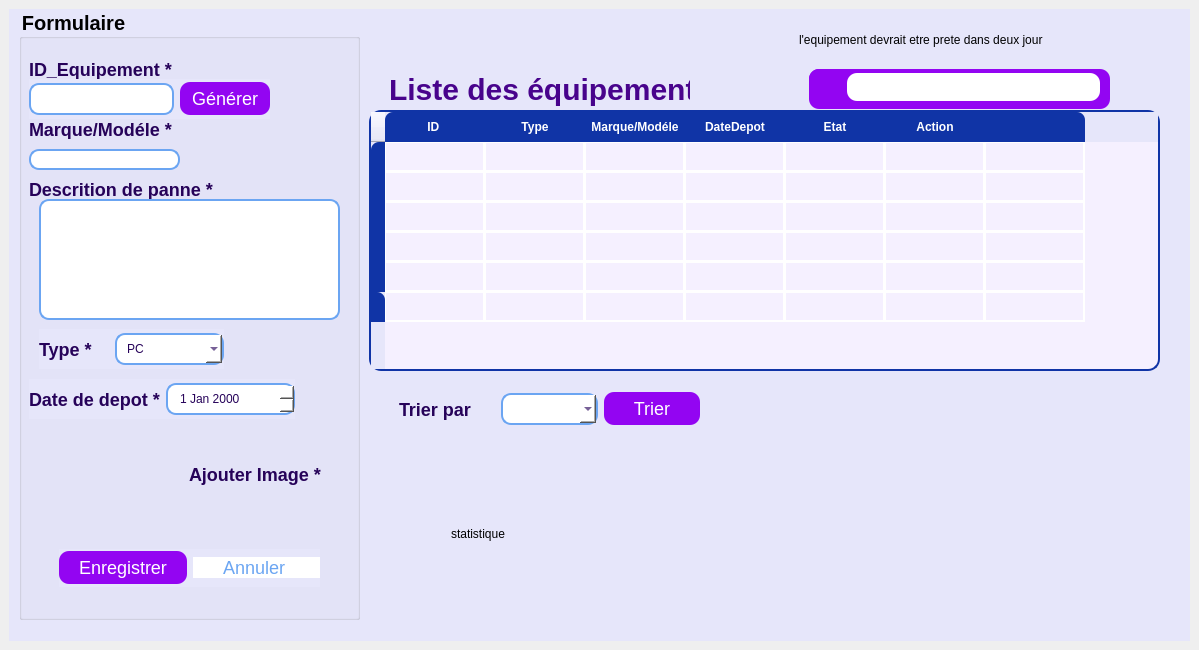
The window that mainwindow.ui (2A31ProjetCpp2526/2a31-create-teams-smart-electronic-repair-shop) describes before a commit, drawn with Qt 5.
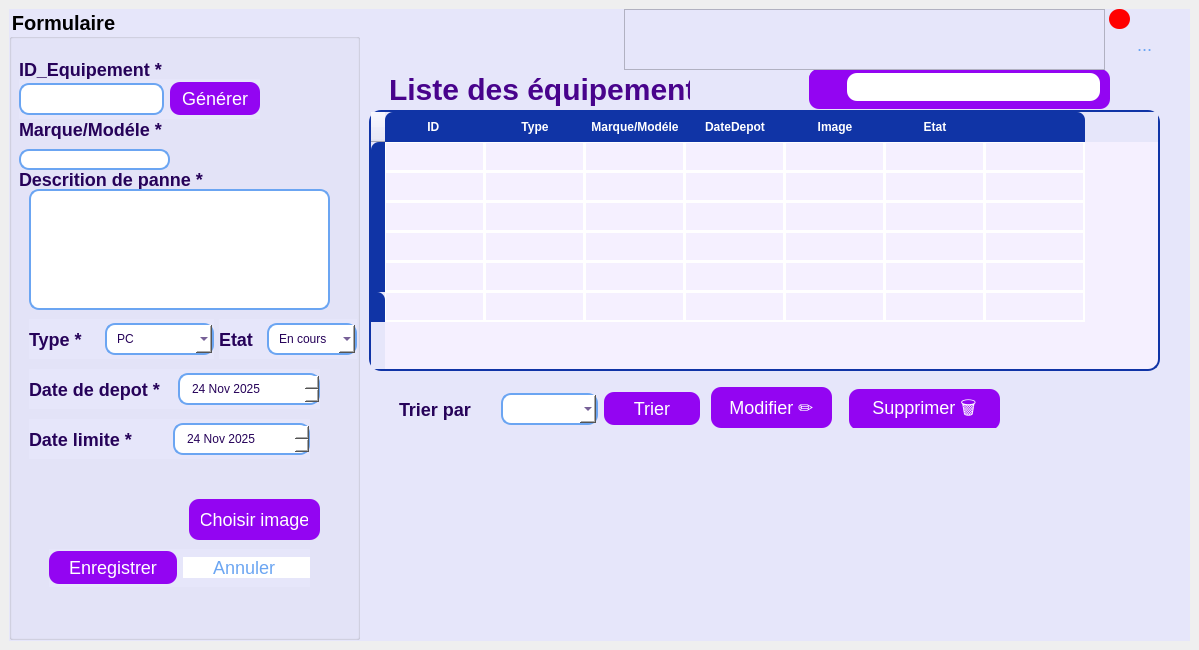
The same window after the commit. Icons and pictures are not drawn.

Commit message: ajouter metiers

What changed in the file:
```diff
--- a/mainwindow.ui
+++ b/mainwindow.ui
@@ -23,10 +23,10 @@
       <widget class="QGroupBox" name="groupBox">
        <property name="geometry">
         <rect>
-         <x>10</x>
+         <x>0</x>
          <y>0</y>
-         <width>341</width>
-         <height>611</height>
+         <width>351</width>
+         <height>631</height>
         </rect>
        </property>
        <property name="font">
@@ -114,7 +114,7 @@
         <property name="geometry">
          <rect>
           <x>10</x>
-          <y>170</y>
+          <y>160</y>
           <width>191</width>
           <height>20</height>
          </rect>
@@ -126,13 +126,13 @@
          <string>Descrition de panne *</string>
         </property>
        </widget>
-       <widget class="QLabel" name="label_6">
+       <widget class="QLabel" name="label_image">
         <property name="geometry">
          <rect>
-          <x>12</x>
-          <y>419</y>
+          <x>10</x>
+          <y>460</y>
           <width>171</width>
-          <height>101</height>
+          <height>71</height>
          </rect>
         </property>
         <property name="styleSheet">
@@ -141,28 +141,15 @@
         <property name="text">
          <string/>
         </property>
-       </widget>
-       <widget class="QLabel" name="label_7">
-        <property name="geometry">
-         <rect>
-          <x>170</x>
-          <y>450</y>
-          <width>141</width>
-          <height>31</height>
-         </rect>
+        <property name="scaledContents">
+         <bool>true</bool>
         </property>
-        <property name="styleSheet">
-         <string notr="true">QLabel {background-color: transparent; color: #260259; /* Texte sombre lisible */ font-size: 18px; font-weight: bold; }</string>
-        </property>
-        <property name="text">
-         <string>Ajouter Image *</string>
-        </property>
        </widget>
        <widget class="QTextEdit" name="textEdit">
         <property name="geometry">
          <rect>
           <x>20</x>
-          <y>190</y>
+          <y>180</y>
           <width>301</width>
           <height>121</height>
          </rect>
@@ -220,7 +207,7 @@
         <property name="geometry">
          <rect>
           <x>20</x>
-          <y>320</y>
+          <y>310</y>
           <width>185</width>
           <height>40</height>
          </rect>
@@ -266,9 +253,9 @@
        <widget class="QWidget" name="layoutWidget">
         <property name="geometry">
          <rect>
-          <x>10</x>
-          <y>370</y>
-          <width>266</width>
+          <x>20</x>
+          <y>360</y>
+          <width>291</width>
           <height>40</height>
          </rect>
         </property>
@@ -284,10 +271,26 @@
           </widget>
          </item>
          <item>
-          <widget class="QDateEdit" name="dateEdit">
+          <widget class="QDateEdit" name="date_depot">
+           <property name="enabled">
+            <bool>true</bool>
+           </property>
            <property name="styleSheet">
             <string notr="true"> QDateEdit { background: #FFFFFF; border: 2px solid #6BA5F2; border-radius: 10px; padding: 6px 10px; color: #260259; }  QDateEdit:focus { border: 2px solid #9305F2; background: #F3E9FF; }</string>
            </property>
+           <property name="readOnly">
+            <bool>false</bool>
+           </property>
+           <property name="calendarPopup">
+            <bool>false</bool>
+           </property>
+           <property name="date">
+            <date>
+             <year>2025</year>
+             <month>11</month>
+             <day>24</day>
+            </date>
+           </property>
           </widget>
          </item>
         </layout>
@@ -361,6 +364,131 @@
          </item>
         </layout>
        </widget>
+       <widget class="QPushButton" name="btn_image">
+        <property name="geometry">
+         <rect>
+          <x>180</x>
+          <y>490</y>
+          <width>131</width>
+          <height>41</height>
+         </rect>
+        </property>
+        <property name="styleSheet">
+         <string notr="true">QPushButton {
+    background-color: #9305F2;
+    color: white;
+    border: none;
+    border-radius: 10px;
+    padding: 6px 12px;
+    font-size: 18px;
+}</string>
+        </property>
+        <property name="text">
+         <string>Choisir image</string>
+        </property>
+       </widget>
+       <widget class="QLineEdit" name="le_image">
+        <property name="enabled">
+         <bool>false</bool>
+        </property>
+        <property name="geometry">
+         <rect>
+          <x>180</x>
+          <y>500</y>
+          <width>0</width>
+          <height>0</height>
+         </rect>
+        </property>
+       </widget>
+       <widget class="QWidget" name="layoutWidget">
+        <property name="geometry">
+         <rect>
+          <x>210</x>
+          <y>310</y>
+          <width>138</width>
+          <height>40</height>
+         </rect>
+        </property>
+        <layout class="QHBoxLayout" name="horizontalLayout_8">
+         <item>
+          <widget class="QLabel" name="label_7">
+           <property name="styleSheet">
+            <string notr="true">QLabel {background-color: transparent; color: #260259; /* Texte sombre lisible */ font-size: 18px; font-weight: bold; }</string>
+           </property>
+           <property name="text">
+            <string>Etat</string>
+           </property>
+          </widget>
+         </item>
+         <item>
+          <widget class="QComboBox" name="cb_etat">
+           <property name="styleSheet">
+            <string notr="true"> QComboBox { background: #FFFFFF; border: 2px solid #6BA5F2; border-radius: 10px; padding: 6px 10px; color: #260259; } QComboBox:focus { border: 2px solid #9305F2; background: #F3E9FF; }</string>
+           </property>
+           <item>
+            <property name="text">
+             <string>En cours</string>
+            </property>
+           </item>
+           <item>
+            <property name="text">
+             <string>Repare</string>
+            </property>
+           </item>
+           <item>
+            <property name="text">
+             <string>Livré</string>
+            </property>
+           </item>
+          </widget>
+         </item>
+        </layout>
+       </widget>
+       <widget class="QWidget" name="layoutWidget_2">
+        <property name="geometry">
+         <rect>
+          <x>20</x>
+          <y>410</y>
+          <width>281</width>
+          <height>40</height>
+         </rect>
+        </property>
+        <layout class="QHBoxLayout" name="horizontalLayout_10">
+         <item>
+          <widget class="QLabel" name="label_6">
+           <property name="styleSheet">
+            <string notr="true">QLabel {background-color: transparent; color: #260259; /* Texte sombre lisible */ font-size: 18px; font-weight: bold; }</string>
+           </property>
+           <property name="text">
+            <string>Date limite *</string>
+           </property>
+          </widget>
+         </item>
+         <item>
+          <widget class="QDateEdit" name="date_limite">
+           <property name="enabled">
+            <bool>true</bool>
+           </property>
+           <property name="styleSheet">
+            <string notr="true"> QDateEdit { background: #FFFFFF; border: 2px solid #6BA5F2; border-radius: 10px; padding: 6px 10px; color: #260259; }  QDateEdit:focus { border: 2px solid #9305F2; background: #F3E9FF; }</string>
+           </property>
+           <property name="readOnly">
+            <bool>false</bool>
+           </property>
+           <property name="calendarPopup">
+            <bool>false</bool>
+           </property>
+           <property name="date">
+            <date>
+             <year>2025</year>
+             <month>11</month>
+             <day>24</day>
+            </date>
+           </property>
+          </widget>
+         </item>
+        </layout>
+       </widget>
       </widget>
       <widget class="QLabel" name="label_8">
        <property name="geometry">
@@ -472,16 +600,16 @@
          <string>DateDepot</string>
         </property>
        </column>
+       <column>
+        <property name="text">
+         <string>Image</string>
+        </property>
+       </column>
        <column>
         <property name="text">
          <string>Etat</string>
         </property>
        </column>
-       <column>
-        <property name="text">
-         <string>Action</string>
-        </property>
-       </column>
        <column>
         <property name="text">
          <string/>
@@ -501,15 +629,6 @@
          </brush>
         </property>
        </item>
-       <item row="0" column="5">
-        <property name="text">
-         <string/>
-        </property>
-        <property name="icon">
-         <iconset>
-          <normaloff>C:/Users/DELL/Desktop/9443577.png</normaloff>C:/Users/DELL/Desktop/9443577.png</iconset>
-        </property>
-       </item>
        <item row="0" column="6">
         <property name="text">
          <string/>
@@ -562,32 +681,6 @@
         </size>
        </property>
       </widget>
-      <widget class="QLabel" name="label_10">
-       <property name="geometry">
-        <rect>
-         <x>442</x>
-         <y>449</y>
-         <width>691</width>
-         <height>151</height>
-        </rect>
-       </property>
-       <property name="text">
-        <string>statistique</string>
-       </property>
-      </widget>
-      <widget class="QLabel" name="label_12">
-       <property name="geometry">
-        <rect>
-         <x>790</x>
-         <y>10</y>
-         <width>371</width>
-         <height>41</height>
-        </rect>
-       </property>
-       <property name="text">
-        <string>l'equipement devrait etre prete dans deux jour </string>
-       </property>
-      </widget>
       <widget class="QWidget" name="widget_2" native="true">
        <property name="geometry">
         <rect>
@@ -652,39 +745,6 @@
         </layout>
        </widget>
       </widget>
-      <widget class="QPushButton" name="pushButton">
-       <property name="geometry">
-        <rect>
-         <x>1092</x>
-         <y>8</y>
-         <width>71</width>
-         <height>41</height>
-        </rect>
-       </property>
-       <property name="styleSheet">
-        <string notr="true">QPushButton {
-    background-color: transparent;
-    color: #6BA5F2;
-    border: 0px solid #6BA5F2;
-    border-radius: 0px;
-    padding: 0px 0px;
-    font-size: 18px;
-}</string>
-       </property>
-       <property name="text">
-        <string/>
-       </property>
-       <property name="icon">
-        <iconset>
-         <normaloff>../downloads/png-transparent-bell-notification-communication-information-icon-thumbnail-removebg-preview.png</normaloff>../downloads/png-transparent-bell-notification-communication-information-icon-thumbnail-removebg-preview.png</iconset>
-       </property>
-       <property name="iconSize">
-        <size>
-         <width>40</width>
-         <height>40</height>
-        </size>
-       </property>
-      </widget>
       <widget class="QWidget" name="layoutWidget">
        <property name="geometry">
         <rect>
@@ -755,6 +815,152 @@
         </item>
        </layout>
       </widget>
+      <widget class="QPushButton" name="btn_modifier">
+       <property name="geometry">
+        <rect>
+         <x>702</x>
+         <y>378</y>
+         <width>121</width>
+         <height>41</height>
+        </rect>
+       </property>
+       <property name="styleSheet">
+        <string notr="true">QPushButton {
+    background-color: #9305F2;
+    color: white;
+    border: none;
+    border-radius: 10px;
+    padding: 6px 12px;
+    font-size: 18px;
+}
+
+QPushButton:hover {
+    background-color: #7a04c2; /* un peu plus sombre au survol */
+}
+
+QPushButton:pressed {
+    background-color: #5c0391; /* encore plus sombre quand pressé */
+}
+</string>
+       </property>
+       <property name="text">
+        <string>Modifier ✏️</string>
+       </property>
+       <property name="iconSize">
+        <size>
+         <width>30</width>
+         <height>30</height>
+        </size>
+       </property>
+      </widget>
+      <widget class="QPushButton" name="btn_supprimer">
+       <property name="geometry">
+        <rect>
+         <x>840</x>
+         <y>380</y>
+         <width>151</width>
+         <height>41</height>
+        </rect>
+       </property>
+       <property name="styleSheet">
+        <string notr="true">QPushButton {
+    background-color: #9305F2;
+    color: white;
+    border: none;
+    border-radius: 10px;
+    padding: 6px 12px;
+    font-size: 18px;
+}
+
+QPushButton:hover {
+    background-color: #7a04c2; /* un peu plus sombre au survol */
+}
+
+QPushButton:pressed {
+    background-color: #5c0391; /* encore plus sombre quand pressé */
+}
+</string>
+       </property>
+       <property name="text">
+        <string>Supprimer 🗑</string>
+       </property>
+      </widget>
+      <widget class="QWidget" name="widget_stat" native="true">
+       <property name="geometry">
+        <rect>
+         <x>359</x>
+         <y>419</y>
+         <width>811</width>
+         <height>211</height>
+        </rect>
+       </property>
+      </widget>
+      <widget class="QLabel" name="lbl_badge">
+       <property name="geometry">
+        <rect>
+         <x>1100</x>
+         <y>0</y>
+         <width>21</width>
+         <height>20</height>
+        </rect>
+       </property>
+       <property name="styleSheet">
+        <string notr="true">background-color: red;
+color: white;
+border-radius: 10px;
+min-width: 20px;
+min-height: 20px;
+font-weight: bold;
+qproperty-alignment: AlignCenter;
+</string>
+       </property>
+       <property name="text">
+        <string/>
+       </property>
+      </widget>
+      <widget class="QToolButton" name="btn_notif">
+       <property name="geometry">
+        <rect>
+         <x>1120</x>
+         <y>20</y>
+         <width>31</width>
+         <height>31</height>
+        </rect>
+       </property>
+       <property name="styleSheet">
+        <string notr="true">QToolButton {
+    background-color: transparent;
+    color: #6BA5F2;
+    border: 0px solid #6BA5F2;
+    border-radius: 0px;
+    padding: 0px 0px;
+    font-size: 18px;
+}</string>
+       </property>
+       <property name="text">
+        <string>...</string>
+       </property>
+       <property name="icon">
+        <iconset>
+         <normaloff>C:/Users/DELL/Desktop/png-transparent-bell-notification-communication-information-icon-thumbnail.png</normaloff>C:/Users/DELL/Desktop/png-transparent-bell-notification-communication-information-icon-thumbnail.png</iconset>
+       </property>
+       <property name="iconSize">
+        <size>
+         <width>30</width>
+         <height>30</height>
+        </size>
+       </property>
+      </widget>
+      <widget class="QListWidget" name="widget_notifications">
+       <property name="geometry">
+        <rect>
+         <x>615</x>
+         <y>0</y>
+         <width>481</width>
+         <height>61</height>
+        </rect>
+       </property>
+      </widget>
      </widget>
     </item>
    </layout>
```
Left out of the diff: 26 changed lines with no effect on the pictures. The commit also changes 9 other files.
